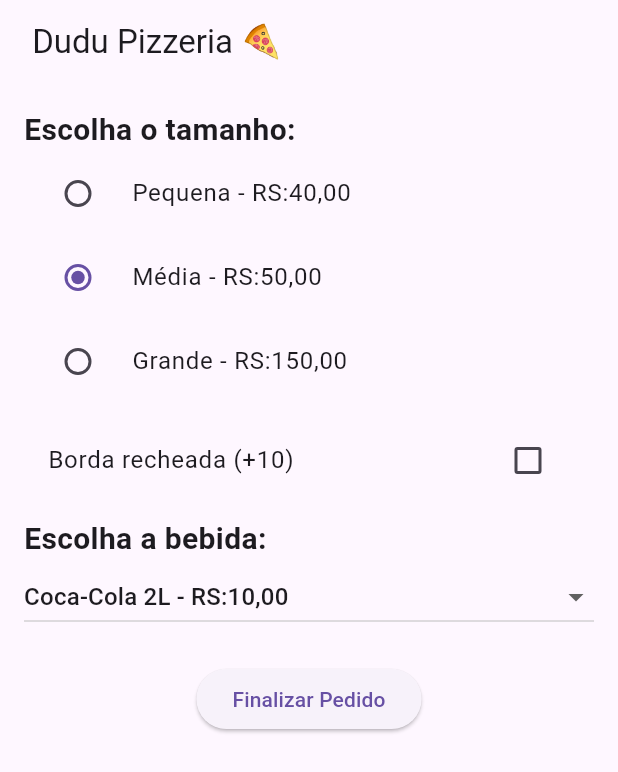
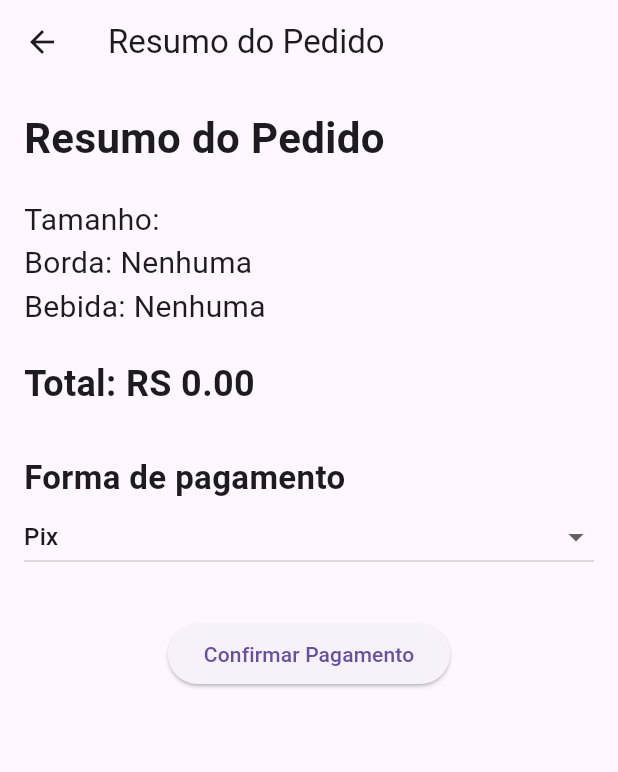
Before and after one commit to Eduardo-Henz/segundaAvaliacao, a Flutter app: the screen it shows after launch, after a tap on "Finalizar Pedido", on a phone screen of 412 x 824 dp. Shown: the top 772 px of the screen. Run offline on Flutter 3.47's test engine with Material 3 defaults, Android fonts, the phone set to English and light mode, and no system bars.

Commit message:
termino da pagina principal
pagina principal pronta com adicional de tela de finalizacao de pedido

```diff
--- a/segundaavaliacao/lib/main.dart
+++ b/segundaavaliacao/lib/main.dart
@@ -1,4 +1,5 @@
 import 'package:flutter/material.dart';
+import 'resumo_pag.dart';
 
 void main() {
   runApp(PizzaApp());
@@ -21,9 +22,9 @@ class PedidoPage extends StatefulWidget {
 
 class _PedidoPageState extends State<PedidoPage> {
 
-  String tamanho = "Média";
-  bool borda = false;
-  String bebida = "Coca-Cola";
+  String tamanho = "";
+  String borda = "Nenhuma";
+  String bebida = "Nenhuma";
 
   double total = 0;
 
@@ -42,7 +43,7 @@ class _PedidoPageState extends State<PedidoPage> {
       total += 150;
     }
 
-    if (borda) {
+    if (borda != "Nenhuma") {
       total += 10;
     }
     if (bebida == "Coca-Cola") {
@@ -121,9 +122,55 @@ class _PedidoPageState extends State<PedidoPage> {
 
             SizedBox(height: 10),
 
-            CheckboxListTile(
-              title: Text("Borda recheada (+10)"),
+            Text(
+              "Escolha a borda:",
+              style: TextStyle(
+                fontSize: 20,
+                fontWeight: FontWeight.bold,
+              ),
+            ),
+
+             DropdownButton(
               value: borda,
+              isExpanded: true,
+
+              items: [
+
+                 DropdownMenuItem(
+                  child: Text("Nenhuma"),
+                  value: "Nenhuma",
+                ),
+
+                DropdownMenuItem(
+                  child: Text("Chocolate Preto"),
+                  value: "Chocolate Preto",
+                ),
+
+                DropdownMenuItem(
+                  child: Text("Chocolate Branco"),
+                  value: "Chocolate Branco",
+                ),
+
+                DropdownMenuItem(
+                  child: Text("Creme de Avelã"),
+                  value: "Creme de Avelã",
+                ),
+
+                DropdownMenuItem(
+                  child: Text("Catupiry"),
+                  value: "Catupiry",
+                ),
+
+                DropdownMenuItem(
+                  child: Text("Cheddar"),
+                  value: "Cheddar",
+                ),
+
+                DropdownMenuItem(
+                  child: Text("Cream Cheese"),
+                  value: "Cream Cheese",
+                ),
+              ],
 
               onChanged: (value) {
                 setState(() {
@@ -131,7 +178,6 @@ class _PedidoPageState extends State<PedidoPage> {
                 });
               },
             ),
-
             SizedBox(height: 10),
 
             Text(
@@ -147,6 +193,12 @@ class _PedidoPageState extends State<PedidoPage> {
               isExpanded: true,
 
               items: [
+
+                 DropdownMenuItem(
+                  child: Text("Nenhuma"),
+                  value: "Nenhuma",
+                ),
+
                 DropdownMenuItem(
                   child: Text("Coca-Cola 2L - RS:10,00"),
                   value: "Coca-Cola",
@@ -177,9 +229,25 @@ class _PedidoPageState extends State<PedidoPage> {
 
       onPressed: () {
 
+        setState(() {
           calcularTotal();
+        });
 
+          Navigator.push(
 
+            context,
+
+              MaterialPageRoute(
+
+                builder: (context) => ResumoPage(
+
+                tamanho: tamanho,
+                borda: borda,
+                bebida: bebida,
+                total: total,
+              ),
+            ),
+          );
         },
 
             child: Text("Finalizar Pedido"),
--- /dev/null
+++ b/segundaavaliacao/lib/resumo_pag.dart
@@ -0,0 +1,161 @@
+import 'package:flutter/material.dart';
+
+class ResumoPage extends StatefulWidget {
+
+  final String tamanho;
+  final String borda;
+  final String bebida;
+  final double total;
+
+  ResumoPage({
+    required this.tamanho,
+    required this.borda,
+    required this.bebida,
+    required this.total,
+  });
+
+  @override
+  State<ResumoPage> createState() => _ResumoPageState();
+}
+
+class _ResumoPageState extends State<ResumoPage> {
+
+  String pagamento = "Pix";
+
+  @override
+  Widget build(BuildContext context) {
+
+    return Scaffold(
+
+      appBar: AppBar(
+        title: Text("Resumo do Pedido"),
+      ),
+
+      body: Padding(
+        padding: EdgeInsets.all(16),
+
+        child: Column(
+          crossAxisAlignment: CrossAxisAlignment.start,
+
+          children: [
+
+            Text(
+              "Resumo do Pedido",
+              style: TextStyle(
+                fontSize: 28,
+                fontWeight: FontWeight.bold,
+              ),
+            ),
+
+            SizedBox(height: 20),
+
+            Text(
+              "Tamanho: ${widget.tamanho}",
+              style: TextStyle(fontSize: 20),
+            ),
+
+            Text(
+              "Borda: ${widget.borda}",
+              style: TextStyle(fontSize: 20),
+            ),
+
+            Text(
+              "Bebida: ${widget.bebida}",
+              style: TextStyle(fontSize: 20),
+            ),
+
+            SizedBox(height: 20),
+
+            Text(
+              "Total: RS ${widget.total.toStringAsFixed(2)}",
+              style: TextStyle(
+                fontSize: 24,
+                fontWeight: FontWeight.bold,
+              ),
+            ),
+
+            SizedBox(height: 30),
+
+            Text(
+              "Forma de pagamento",
+              style: TextStyle(
+                fontSize: 22,
+                fontWeight: FontWeight.bold,
+              ),
+            ),
+
+            DropdownButton(
+              value: pagamento,
+              isExpanded: true,
+
+              items: [
+
+                DropdownMenuItem(
+                  child: Text("Pix"),
+                  value: "Pix",
+                ),
+
+                DropdownMenuItem(
+                  child: Text("Cartão"),
+                  value: "Cartão",
+                ),
+
+                DropdownMenuItem(
+                  child: Text("Dinheiro"),
+                  value: "Dinheiro",
+                ),
+              ],
+
+              onChanged: (value) {
+
+                setState(() {
+                  pagamento = value!;
+                });
+              },
+            ),
+
+            SizedBox(height: 30),
+
+            Center(
+              child: ElevatedButton(
+
+                onPressed: () {
+
+                  showDialog(
+                    context: context,
+
+                    builder: (context) {
+
+                      return AlertDialog(
+
+                        title: Text("Pedido Confirmado"),
+
+                        content: Text(
+                          "Pagamento: $pagamento",
+                        ),
+
+                        actions: [
+
+                          TextButton(
+
+                            onPressed: () {
+                              Navigator.pop(context);
+                            },
+
+                            child: Text("OK"),
+                          ),
+                        ],
+                      );
+                    },
+                  );
+                },
+
+                child: Text("Confirmar Pagamento"),
+              ),
+            ),
+          ],
+        ),
+      ),
+    );
+  }
+}
```
Lines whose indentation alone changed are shown as unchanged.
